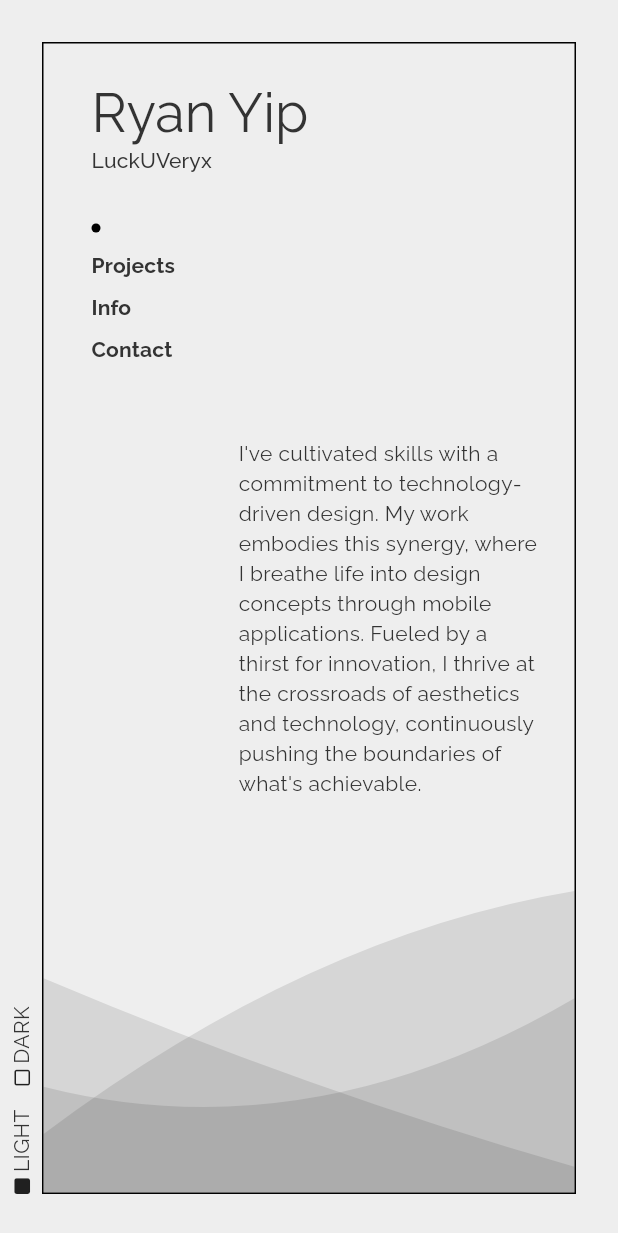
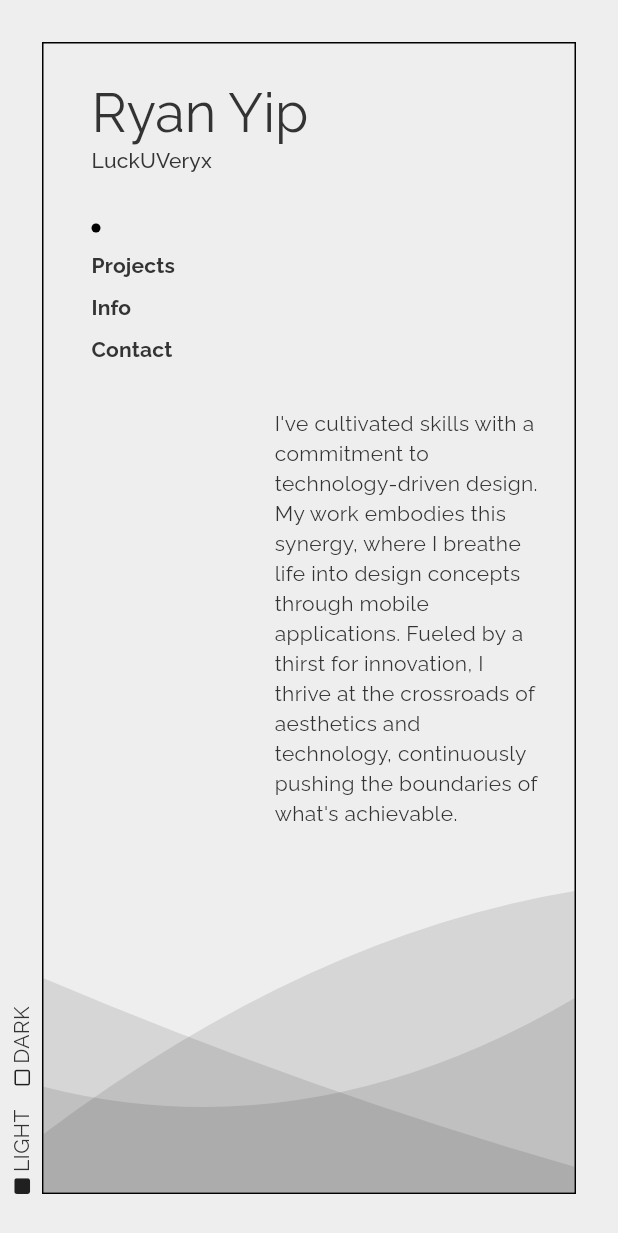
Before and after one commit to LuckUVeryX/luckuveryx.github.io, a Flutter app: the screen it shows after launch, on a phone screen of 412 x 824 dp. Shown: the top 1233 px of the screen. Run offline on Flutter 3.47's test engine with Material 2 defaults, Android fonts, the phone set to English and light mode, and no system bars; our stand-ins replace animated_text_kit, flutter_hooks, font_awesome_flutter, go_router, google_fonts, hooks_riverpod and 2 more; generated files the repository leaves out were written again.

Commit message:
refactor: remove padding from root container

```diff
--- a/lib/features/home/widgets/pages/home_page.dart
+++ b/lib/features/home/widgets/pages/home_page.dart
@@ -8,7 +8,8 @@ class HomePage extends StatelessWidget {
   Widget build(BuildContext context) {
     return Align(
       alignment: Alignment.centerRight,
-      child: SizedBox(
+      child: Container(
+        padding: const EdgeInsets.only(right: 24),
         width: 200,
         child: Text(
           context.l10n.homeContent,
--- a/lib/features/root/widgets/organisms/root_container.dart
+++ b/lib/features/root/widgets/organisms/root_container.dart
@@ -40,12 +40,10 @@ class RootContainer extends HookWidget {
     this.child,
     super.key,
     this.margin = const EdgeInsets.all(28),
-    this.padding = const EdgeInsets.all(24),
   });
 
   final Widget? child;
   final EdgeInsets margin;
-  final EdgeInsets padding;
 
   @override
   Widget build(BuildContext context) {
@@ -77,10 +75,7 @@ class RootContainer extends HookWidget {
                 ),
               ),
             ),
-          Padding(
-            padding: padding,
-            child: child,
-          ),
+          if (child != null) child!,
         ],
       ),
     );
--- a/lib/features/root/widgets/organisms/root_header.dart
+++ b/lib/features/root/widgets/organisms/root_header.dart
@@ -12,7 +12,9 @@ class RootHeader extends StatelessWidget {
 
   @override
   Widget build(BuildContext context) {
-    return Column(
+    return Padding(
+      padding: const EdgeInsets.all(24),
+      child: Column(
         mainAxisSize: MainAxisSize.min,
         crossAxisAlignment: CrossAxisAlignment.start,
         children: [
@@ -52,6 +54,7 @@ class RootHeader extends StatelessWidget {
             onPressed: () => const ContactRoute().go(context),
           ),
         ],
+      ),
     );
   }
 }
```
Lines whose indentation alone changed are shown as unchanged.
